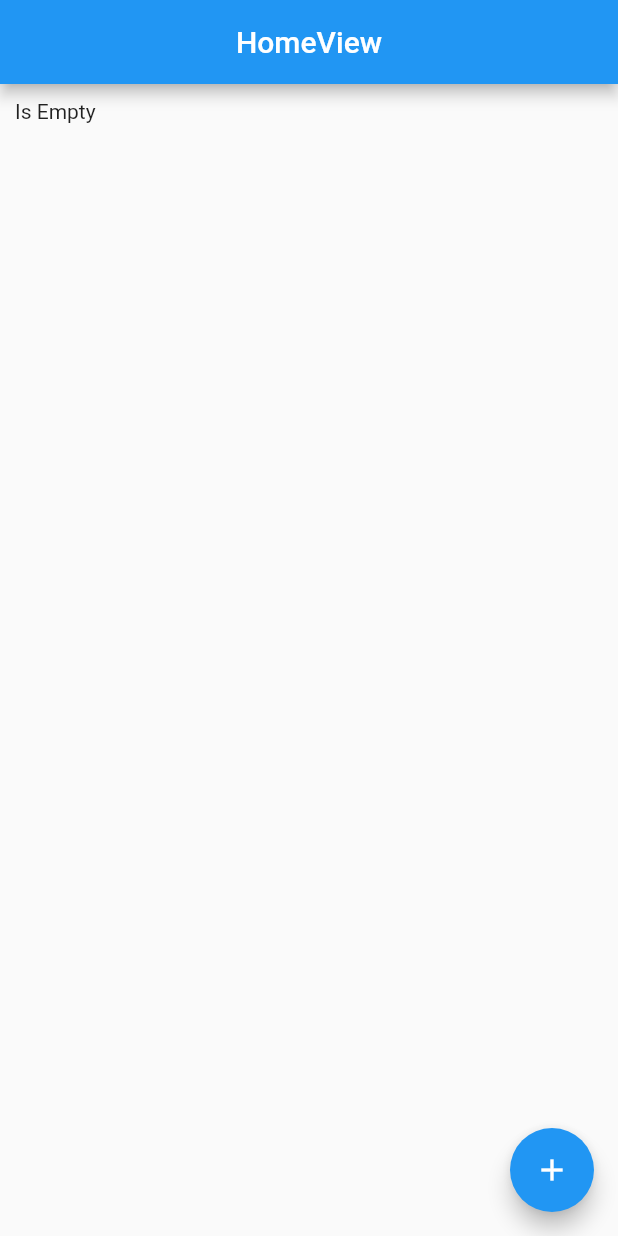
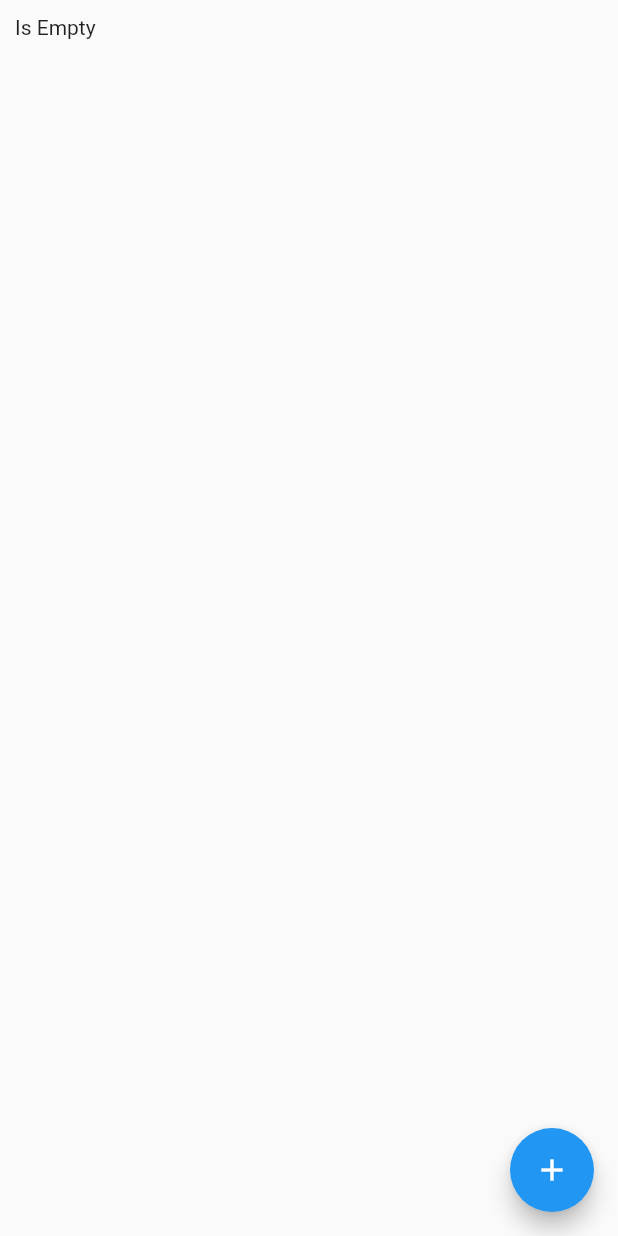
Before and after one commit to Thoriq-ha/latech, a Flutter app: the screen it shows after launch, on a phone screen of 412 x 824 dp. Run offline on Flutter 3.47's test engine with Material 2 defaults, Android fonts, the phone set to English and light mode, and no system bars; our stand-ins replace get, image_picker; missing offline and left inert: flutter_tesseract_ocr.

Commit message:
update-loadfile

```diff
--- a/lib/app/modules/home/views/home_view.dart
+++ b/lib/app/modules/home/views/home_view.dart
@@ -1,7 +1,7 @@
+import 'dart:io';
+import 'package:flutter/foundation.dart';
 import 'package:flutter/material.dart';
-
 import 'package:get/get.dart';
-import 'package:halalin/app/modules/home/views/my_home.dart';
 
 import '../controllers/home_controller.dart';
 
@@ -10,35 +10,42 @@ class HomeView extends GetView<HomeController> {
   @override
   Widget build(BuildContext context) {
     return Scaffold(
-      appBar: AppBar(
-        title: const Text('HomeView'),
-        centerTitle: true,
+      body: Stack(
+        children: [
+          Padding(
+            padding: const EdgeInsets.all(10),
+            child: Column(
+              children: [
+                Expanded(child: Obx(() {
+                  return ListView(
+                    children: [
+                      controller.path.isEmpty
+                          ? Container()
+                          : Image.file(File(controller.path.value)),
+                      controller.bload.value
+                          ? Column(
+                              children: const [CircularProgressIndicator()])
+                          : controller.result.isEmpty
+                              ? const Text('Is Empty')
+                              : Text(controller.result.toString()),
+                    ],
+                  );
+                }))
+              ],
+            ),
+          ),
+        ],
       ),
-      body: MyHomePage(),
-      // body: Center(
-      //   child: Obx(() {
-      //     if (controller.data.isNotEmpty) {
-      //       String input = 'Ini adalah tex (e304, @e101';
-      //       return Column(
-      //         children: [
-      //           Row(
-      //             children: [
-      //               Text('Input : $input '),
-      //             ],
-      //           ),
-      //           Text('Hasil : ${controller.result} '),
-      //           ElevatedButton(
-      //               onPressed: () async {
-      //                 await controller.getResult(input: input);
-      //               },
-      //               child: Text('Cek'))
-      //         ],
-      //       );
-      //     } else {
-      //       return Text('Loading');
-      //     }
-      //   }),
-      // ),
+
+      floatingActionButton: kIsWeb
+          ? Container()
+          : FloatingActionButton(
+              onPressed: () {
+                controller.runFilePiker();
+              },
+              tooltip: 'OCR',
+              child: const Icon(Icons.add),
+            ), // This trailing comma makes auto-formatting nicer for build methods.
     );
   }
 }
--- a/lib/app/modules/home/views/my_home.dart
+++ /dev/null
@@ -1,61 +0,0 @@
-import 'dart:async';
-import 'dart:typed_data';
-
-import 'package:flutter/material.dart';
-import 'package:get/get.dart';
-import 'package:halalin/app/modules/home/controllers/home_controller.dart';
-import 'package:image_picker/image_picker.dart';
-import 'dart:io';
-import 'package:flutter/foundation.dart';
-
-class MyHomePage extends StatefulWidget {
-  const MyHomePage({Key? key}) : super(key: key);
-
-  @override
-  _MyHomePageState createState() => _MyHomePageState();
-}
-
-class _MyHomePageState extends State<MyHomePage> {
-  @override
-  Widget build(BuildContext context) {
-    var controller = Get.find<HomeController>();
-    return Scaffold(
-      body: Stack(
-        children: [
-          Padding(
-            padding: const EdgeInsets.all(10),
-            child: Column(
-              children: [
-                Expanded(child: Obx(() {
-                  return ListView(
-                    children: [
-                      controller.path.isEmpty
-                          ? Container()
-                          : Image.file(File(controller.path.value)),
-                      controller.bload.value
-                          ? Column(
-                              children: const [CircularProgressIndicator()])
-                          : controller.result.isEmpty
-                              ? const Text('Is Empty')
-                              : Text(controller.result.toString()),
-                    ],
-                  );
-                }))
-              ],
-            ),
-          ),
-        ],
-      ),
-
-      floatingActionButton: kIsWeb
-          ? Container()
-          : FloatingActionButton(
-              onPressed: () {
-                controller.runFilePiker();
-              },
-              tooltip: 'OCR',
-              child: const Icon(Icons.add),
-            ), // This trailing comma makes auto-formatting nicer for build methods.
-    );
-  }
-}
```
